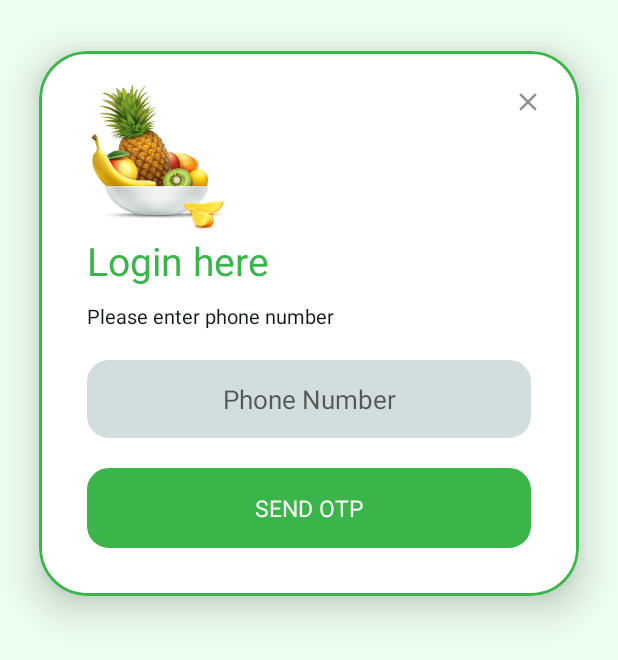
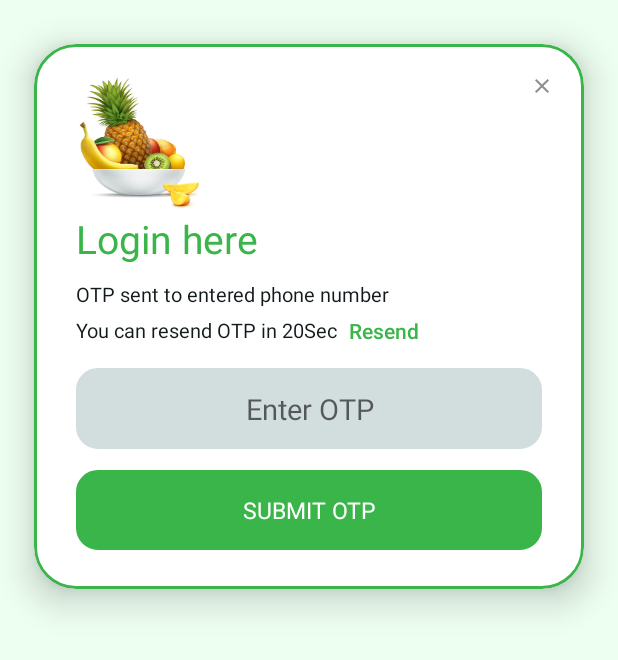
Before and after one commit to kumarbusem/Organics, an Android app: the layout dialog_otp.xml on its own in the app's theme, with its tools: preview values and no code run, on a phone screen of 412 x 824 dp. Shown: the top 660 px of the screen. Run offline under Robolectric (Android 15) with nearby library versions, the phone set to English and light mode, and no system bars.

Commit message:
minor refactors

```diff
--- a/app/src/main/java/com/tekkr/organics/common/BaseViewModel.kt
+++ b/app/src/main/java/com/tekkr/organics/common/BaseViewModel.kt
@@ -50,14 +50,13 @@ open class BaseViewModel(context: Application) : AndroidViewModel(context) {
 
     fun getUser() {
         val user = repoPrefs.getLoggedInUser()
-        if(user != null && !user.access.isNullOrEmpty()){
-            obsIsUserAuthenticated.postValue(true)
-        }
+        obsIsUserAuthenticated.postValue(user != null && !user.access.isEmpty())
     }
+
     fun verifyOtp(phone: String, otp: String, res: (SimpleResponse) -> Unit) {
         ioScope.launch {
             try {
-                repoUser.verifyOTP(phone, otp){ user->
+                repoUser.verifyOTP(phone, otp) { user ->
                     if (user == null || user.access.isEmpty())
                         res(SimpleResponse(SimpleResponse.STATUS_FAILED, "Access token not available"))
                     else {
@@ -66,7 +65,7 @@ open class BaseViewModel(context: Application) : AndroidViewModel(context) {
                         res(SimpleResponse(SimpleResponse.STATUS_SUCCESS, ""))
                     }
                 }
-            }catch (e: ApiException) {
+            } catch (e: ApiException) {
                 Log.e("API:::", e.printStackTrace().toString())
                 res(SimpleResponse(SimpleResponse.STATUS_FAILED, e.message.toString()))
             } catch (e: SocketTimeoutException) {
@@ -74,7 +73,7 @@ open class BaseViewModel(context: Application) : AndroidViewModel(context) {
             } catch (e: Exception) {
                 if (e.message.toString().contains("Unable to resolve"))
                     res(SimpleResponse(SimpleResponse.STATUS_FAILED, "Network Issue\nUnable to resolve host"))
-                else  res(SimpleResponse(SimpleResponse.STATUS_FAILED, e.message.toString()))
+                else res(SimpleResponse(SimpleResponse.STATUS_FAILED, e.message.toString()))
                 Log.e("EXC:::", e.printStackTrace().toString())
             }
         }
@@ -83,17 +82,17 @@ open class BaseViewModel(context: Application) : AndroidViewModel(context) {
     fun sendOtp(phone: String, res: (SimpleResponse) -> Unit) {
         ioScope.launch {
             try {
-                repoUser.sendOTP(phone){ responce->
+                repoUser.sendOTP(phone) { responce ->
                     res(responce)
                 }
-            }catch (e: ApiException) {
+            } catch (e: ApiException) {
                 res(SimpleResponse(SimpleResponse.STATUS_FAILED, e.message.toString()))
             } catch (e: SocketTimeoutException) {
                 res(SimpleResponse(SimpleResponse.STATUS_FAILED, "Slow Network!\nPlease ty again"))
             } catch (e: Exception) {
                 if (e.message.toString().contains("Unable to resolve"))
                     res(SimpleResponse(SimpleResponse.STATUS_FAILED, "Network Issue\nUnable to resolve host"))
-                else  res(SimpleResponse(SimpleResponse.STATUS_FAILED, e.message.toString()))
+                else res(SimpleResponse(SimpleResponse.STATUS_FAILED, e.message.toString()))
             }
         }
     }
--- a/app/src/main/java/com/tekkr/organics/features/cart/CartFragment.kt
+++ b/app/src/main/java/com/tekkr/organics/features/cart/CartFragment.kt
@@ -20,7 +20,7 @@ class CartFragment : BaseAbstractFragment<CartViewModel, FragmentCartBinding>(R.
     }
 
     private val contactDetailsDialog: ContactDetailsDialog by lazy {
-        ContactDetailsDialog(onSaveContactDetails ={ name, phone ->
+        ContactDetailsDialog(onSaveContactDetails = { name, phone ->
             repoPrefs.saveContactDetails(ContactDetails(name, phone))
             mViewModel.getContactDetails()
         })
@@ -49,7 +49,7 @@ class CartFragment : BaseAbstractFragment<CartViewModel, FragmentCartBinding>(R.
             loginOTPDialog.show(childFragmentManager, CartFragment::class.java.simpleName)
         }
         cvAddress.setOnClickListener {
-            if(mPermissionManager.areAllPermissionsGranted())
+            if (mPermissionManager.areAllPermissionsGranted())
                 navigateById(R.id.action_cartFragment_to_selectAddressFragment)
             else
                 mPermissionManager.requestAllPermissions()
@@ -64,11 +64,13 @@ class CartFragment : BaseAbstractFragment<CartViewModel, FragmentCartBinding>(R.
 
     private fun placeOrder() {
 
-        if(repoPrefs.getContactDetails() == null || repoPrefs.getContactDetails()?.name.isNullOrEmpty())
+        if (repoPrefs.getContactDetails() == null || repoPrefs.getContactDetails()?.name.isNullOrEmpty())
             showToast("Please enter contact details")
-        else if(repoPrefs.getAddress() == null || repoPrefs.getAddress()?.address.isNullOrEmpty())
+        else if (repoPrefs.getAddress() == null || repoPrefs.getAddress()?.address.isNullOrEmpty())
             showToast("Please select address")
-        else{
+        else if (mViewModel.obsCartCount.value == null || mViewModel.obsCartCount.value == 0)
+            showToast("Not items in the cart")
+        else {
 
             repoPrefs.clearTempAddress()
             repoPrefs.clearAddress()
--- a/app/src/main/java/com/tekkr/organics/features/dialogs/OTPDialog.kt
+++ b/app/src/main/java/com/tekkr/organics/features/dialogs/OTPDialog.kt
@@ -65,7 +65,7 @@ class OTPDialog(val onSendOTPCLicked: (String) -> Unit, val onSubmitOTPCLicked:
 
     private fun setUpTimer() {
         tvResend.hide()
-        cTimer = object : CountDownTimer(6000, 1000) {
+        cTimer = object : CountDownTimer(20000, 1000) {
             override fun onTick(millisUntilFinished: Long) {
                 try {
                     tvTimer.setText("You can resend OTP in " + millisUntilFinished / 1000 + " sec")
--- a/app/src/main/java/com/tekkr/organics/features/shop/ShopFragment.kt
+++ b/app/src/main/java/com/tekkr/organics/features/shop/ShopFragment.kt
@@ -2,6 +2,7 @@ package com.tekkr.organics.features.shop
 
 import android.content.Intent
 import android.net.Uri
+import android.util.Log
 import androidx.lifecycle.Observer
 import androidx.lifecycle.ViewModelProvider
 import androidx.recyclerview.widget.GridLayoutManager
@@ -122,6 +123,8 @@ class ShopFragment : BaseAbstractFragment<ShopViewModel, FragmentShopBinding>(R.
 
     override fun onResume() {
         mViewModel.getItems()
+        mViewModel.getUser()
+        Log.e("USER::", repoPrefs.getLoggedInUser()?.phone_number.toString())
         super.onResume()
     }
 }
--- a/app/src/main/res/layout/dialog_otp.xml
+++ b/app/src/main/res/layout/dialog_otp.xml
@@ -16,8 +16,8 @@
             android:layout_width="match_parent"
             android:layout_height="wrap_content"
             app:cardBackgroundColor="@color/white"
-            app:cardCornerRadius="32dp"
-            app:cardElevation="16dp"
+            app:cardCornerRadius="28dp"
+            app:cardElevation="14dp"
             app:cardUseCompatPadding="true"
             app:strokeColor="@color/colorPrimary"
             app:strokeWidth="2dp">
@@ -25,14 +25,14 @@
             <androidx.constraintlayout.widget.ConstraintLayout
                 android:layout_width="match_parent"
                 android:layout_height="wrap_content"
-                android:paddingStart="32dp"
-                android:paddingBottom="32dp"
+                android:paddingStart="28dp"
+                android:paddingBottom="26dp"
                 tools:ignore="ContentDescription,UnusedAttribute">
 
                 <ImageView
                     android:id="@+id/ivFruitBowl"
-                    android:layout_width="100dp"
-                    android:layout_height="100dp"
+                    android:layout_width="90dp"
+                    android:layout_height="90dp"
                     android:layout_marginTop="22dp"
                     android:src="@drawable/fruit_bowl"
                     app:layout_constraintStart_toStartOf="parent"
@@ -52,11 +52,12 @@
                     android:id="@+id/tvError"
                     style="@style/Text.M4"
                     android:visibility="gone"
+                    android:maxLines="2"
                     android:layout_width="wrap_content"
                     android:layout_height="wrap_content"
                     android:text="Something went wrong, please try again"
                     android:textColor="@color/orangeRed"
-                    android:textSize="12dp"
+                    android:textSize="11dp"
                     android:layout_marginTop="8dp"
                     app:layout_constraintStart_toStartOf="parent"
                     app:layout_constraintTop_toBottomOf="@id/tvLogin"/>
@@ -74,13 +75,13 @@
 
                 <ImageView
                     android:id="@+id/btnClose"
-                    android:layout_width="60dp"
-                    android:layout_height="60dp"
+                    android:layout_width="50dp"
+                    android:layout_height="50dp"
                     android:foreground="?selectableItemBackground"
-                    android:paddingStart="16dp"
-                    android:paddingTop="24dp"
-                    android:paddingEnd="24dp"
-                    android:paddingBottom="16dp"
+                    android:paddingStart="14dp"
+                    android:paddingTop="20dp"
+                    android:paddingEnd="20dp"
+                    android:paddingBottom="14dp"
                     android:src="@drawable/ic_baseline_close_24"
                     app:layout_constraintEnd_toEndOf="parent"
                     app:layout_constraintTop_toTopOf="parent"
@@ -88,6 +89,7 @@
 
                 <androidx.constraintlayout.widget.ConstraintLayout
                     android:id="@+id/cvSendOtp"
+                    tools:visibility="gone"
                     android:layout_width="match_parent"
                     android:layout_height="wrap_content"
                     app:layout_constraintTop_toBottomOf="@id/tvError">
@@ -110,8 +112,8 @@
                         android:id="@+id/etPhone"
                         android:layout_width="0dp"
                         android:layout_height="match_parent"
-                        android:layout_marginTop="20dp"
-                        android:layout_marginEnd="32dp"
+                        android:layout_marginTop="10dp"
+                        android:layout_marginEnd="28dp"
                         android:background="@drawable/edit_text_round_gray_empty_background"
                         android:backgroundTint="#D2DDDD"
                         android:gravity="center"
@@ -130,8 +132,8 @@
                         android:id="@+id/btnSubmitPhone"
                         android:layout_width="0dp"
                         android:layout_height="wrap_content"
-                        android:layout_marginTop="20dp"
-                        android:layout_marginEnd="32dp"
+                        android:layout_marginTop="14dp"
+                        android:layout_marginEnd="28dp"
                         android:background="@drawable/edit_text_round_gray_empty_background"
                         android:backgroundTint="@color/colorAccent"
                         android:paddingVertical="16dp"
@@ -150,6 +152,7 @@
                 <androidx.constraintlayout.widget.ConstraintLayout
                     android:id="@+id/cvVerifyOtp"
                     android:visibility="gone"
+                    tools:visibility="visible"
                     android:layout_width="match_parent"
                     android:layout_height="wrap_content"
                     app:layout_constraintTop_toBottomOf="@id/tvError">
@@ -197,8 +200,8 @@
                         android:id="@+id/etOTP"
                         android:layout_width="0dp"
                         android:layout_height="match_parent"
-                        android:layout_marginTop="30dp"
-                        android:layout_marginEnd="32dp"
+                        android:layout_marginTop="16dp"
+                        android:layout_marginEnd="28dp"
                         android:background="@drawable/edit_text_round_gray_empty_background"
                         android:backgroundTint="#D2DDDD"
                         android:gravity="center"
@@ -207,7 +210,7 @@
                         android:maxLength="4"
                         android:paddingVertical="14dp"
                         android:textColor="@color/colorGrey700"
-                        android:textSize="21dp"
+                        android:textSize="19dp"
                         app:layout_constraintEnd_toEndOf="parent"
                         app:layout_constraintStart_toStartOf="parent"
                         app:layout_constraintTop_toBottomOf="@+id/tvTimer" />
@@ -217,8 +220,8 @@
                         android:id="@+id/btnSubmitOTP"
                         android:layout_width="0dp"
                         android:layout_height="wrap_content"
-                        android:layout_marginTop="20dp"
-                        android:layout_marginEnd="32dp"
+                        android:layout_marginTop="14dp"
+                        android:layout_marginEnd="28dp"
                         android:background="@drawable/edit_text_round_gray_empty_background"
                         android:backgroundTint="@color/colorAccent"
                         android:paddingVertical="16dp"
--- a/app/src/main/res/layout/fragment_shop.xml
+++ b/app/src/main/res/layout/fragment_shop.xml
@@ -278,6 +278,7 @@
                     <TextView
                         android:id="@+id/tvMeat"
                         style="@style/Text.B3"
+                        android:visibility="gone"
                         android:paddingBottom="10dp"
                         android:layout_width="match_parent"
                         android:layout_height="wrap_content"
@@ -291,6 +292,7 @@
 
                     <androidx.constraintlayout.widget.ConstraintLayout
                         android:id="@+id/cvMeat"
+                        android:visibility="gone"
                         android:layout_width="match_parent"
                         android:layout_height="wrap_content"
                         app:layout_constraintTop_toBottomOf="@id/tvMeat">
--- a/data/src/main/java/com/tekkr/data/roomDatabase/ItemDao.kt
+++ b/data/src/main/java/com/tekkr/data/roomDatabase/ItemDao.kt
@@ -5,7 +5,7 @@ import androidx.room.*
 @Dao
 interface ItemDao {
 
-    @Query("SELECT * FROM items_table")
+    @Query("SELECT * FROM items_table ORDER BY priority DESC")
     fun getAllItems(): List<BigItem>
 
     @Query("SELECT * FROM items_table WHERE number != 0 AND is_in_stock")
```
